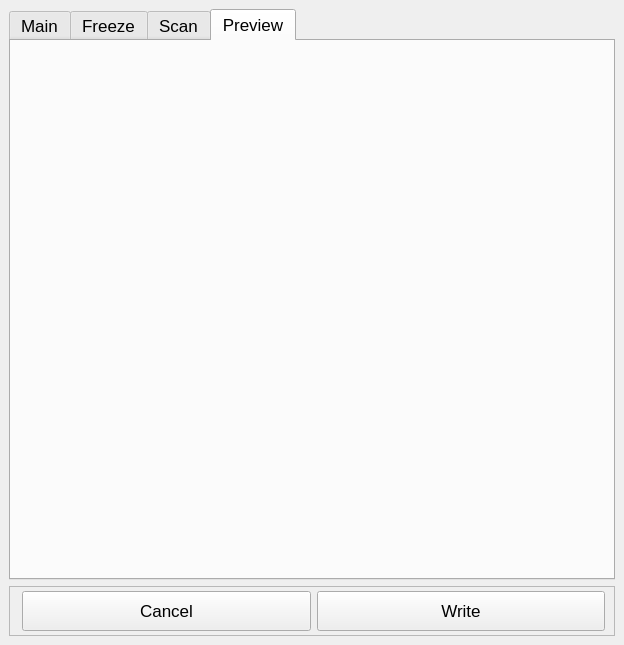
Old version of the form UIs/SetupWindow.ui in the repository isaksengeir/REACT.
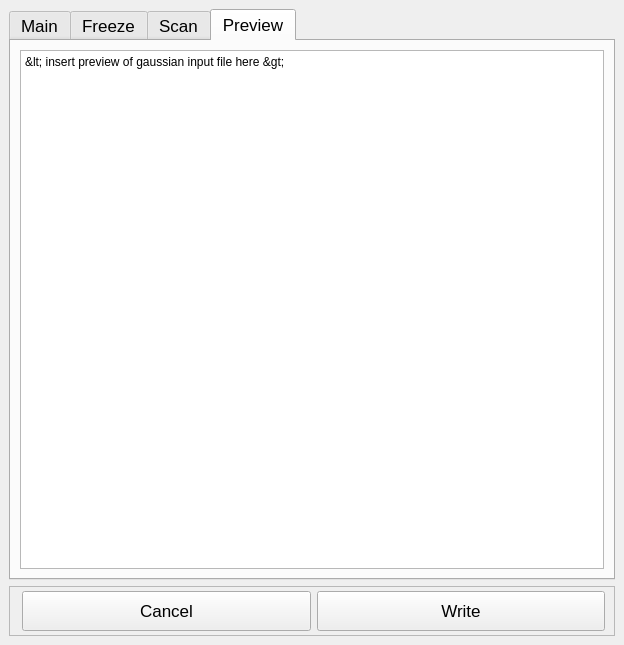
New version of the form. The open tabs and pages were chosen to show the change. Icons and pictures are not drawn.

Patch:
```diff
--- a/UIs/SetupWindow.ui
+++ b/UIs/SetupWindow.ui
@@ -22,6 +22,12 @@
    <layout class="QVBoxLayout" name="verticalLayout">
     <item>
      <widget class="QTabWidget" name="tabWidget">
+      <property name="styleSheet">
+       <string notr="true">QListWidget
+{
+border : 2px solid rgb(143, 23, 119);
+}</string>
+      </property>
       <property name="currentIndex">
        <number>1</number>
       </property>
@@ -1258,6 +1264,15 @@
        <attribute name="title">
         <string>Preview</string>
        </attribute>
+       <layout class="QVBoxLayout" name="verticalLayout_5">
+        <item>
+         <widget class="QPlainTextEdit" name="text_preview">
+          <property name="plainText">
+           <string>&lt; insert preview of gaussian input file here &gt;</string>
+          </property>
+         </widget>
+        </item>
+       </layout>
       </widget>
      </widget>
     </item>
```
Left out of the diff: 13 changed lines with no effect on the pictures.
